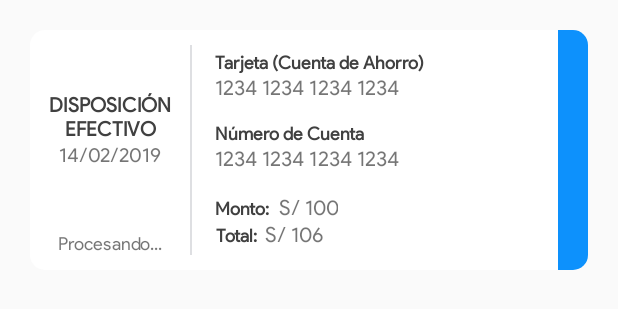
After one commit to miguelgarrafag/FinZ, an Android app: the layout item_history.xml on its own in the app's theme, with its tools: preview values and no code run, on a phone screen of 412 x 824 dp. The commit adds this screen. Shown: the top 309 px of the screen. Run offline under Robolectric (Android 15) with nearby library versions, the phone set to English and light mode, and no system bars; network calls fail.

Commit message:
item history alredy done

```diff
--- /dev/null
+++ b/app/src/main/res/drawable/shape_history_canceled.xml
@@ -0,0 +1,5 @@
+<?xml version="1.0" encoding="utf-8"?>
+<shape xmlns:android="http://schemas.android.com/apk/res/android">
+    <solid android:color="@color/colorYellow"/>
+    <corners android:bottomRightRadius="20dp" android:topRightRadius="20dp"/>
+</shape>
--- /dev/null
+++ b/app/src/main/res/drawable/shape_history_error.xml
@@ -0,0 +1,5 @@
+<?xml version="1.0" encoding="utf-8"?>
+<shape xmlns:android="http://schemas.android.com/apk/res/android">
+    <solid android:color="@color/colorRed"/>
+    <corners android:bottomRightRadius="20dp" android:topRightRadius="20dp"/>
+</shape>
--- /dev/null
+++ b/app/src/main/res/drawable/shape_history_process.xml
@@ -0,0 +1,5 @@
+<?xml version="1.0" encoding="utf-8"?>
+<shape xmlns:android="http://schemas.android.com/apk/res/android">
+    <solid android:color="@color/colorGrayDarker"/>
+    <corners android:bottomRightRadius="20dp" android:topRightRadius="20dp"/>
+</shape>
--- /dev/null
+++ b/app/src/main/res/drawable/shape_history_success.xml
@@ -0,0 +1,5 @@
+<?xml version="1.0" encoding="utf-8"?>
+<shape xmlns:android="http://schemas.android.com/apk/res/android">
+    <solid android:color="@color/colorAccent"/>
+    <corners android:bottomRightRadius="10dp" android:topRightRadius="10dp"/>
+</shape>
--- /dev/null
+++ b/app/src/main/res/layout/item_history.xml
@@ -0,0 +1,201 @@
+<?xml version="1.0" encoding="utf-8"?>
+<LinearLayout
+    xmlns:android="http://schemas.android.com/apk/res/android"
+    xmlns:app="http://schemas.android.com/apk/res-auto"
+    xmlns:tools="http://schemas.android.com/tools"
+    android:layout_width="match_parent"
+    android:layout_height="wrap_content"
+    android:orientation="vertical">
+
+    <android.support.v7.widget.CardView
+        android:layout_width="match_parent"
+        android:layout_height="wrap_content"
+        android:layout_margin="20dp"
+        android:elevation="10dp"
+        app:cardCornerRadius="10dp">
+
+        <LinearLayout
+            android:layout_width="match_parent"
+            android:layout_height="wrap_content"
+            android:orientation="horizontal">
+
+            <LinearLayout
+                android:layout_width="wrap_content"
+                android:layout_height="160dp"
+                android:layout_weight="1"
+                android:orientation="vertical">
+
+                <View
+                    android:layout_width="0dp"
+                    android:layout_height="0dp"
+                    android:layout_weight="1"
+                    tools:ignore="NestedWeights" />
+
+                <TextView
+                    android:id="@+id/title"
+                    android:layout_width="match_parent"
+                    android:layout_height="wrap_content"
+                    tools:text="DISPOSICIÓN EFECTIVO"
+                    android:gravity="center"
+                    android:textSize="13sp"
+                    android:textColor="@color/colorGrayDarker"
+                    android:textStyle="bold"/>
+
+                <TextView
+                   android:id="@+id/date"
+                    android:layout_width="match_parent"
+                    android:layout_height="wrap_content"
+                    android:gravity="center"
+                    android:textSize="13sp"
+                    tools:text="14/02/2019"/>
+
+                <View
+                    android:layout_width="0dp"
+                    android:layout_height="0dp"
+                    android:layout_weight="1"/>
+
+                <TextView
+                    android:id="@+id/status"
+                    android:layout_width="match_parent"
+                    android:layout_height="wrap_content"
+                    android:gravity="center"
+                    android:layout_marginBottom="10dp"
+                    android:textSize="12sp"
+                    tools:text="Procesando..."/>
+
+            </LinearLayout>
+
+            <View
+                android:layout_width="1dp"
+                android:layout_height="match_parent"
+                android:background="@color/colorPrimaryDark"
+                android:layout_marginTop="10dp"
+                android:layout_marginBottom="10dp"/>
+
+            <LinearLayout
+                android:layout_width="wrap_content"
+                android:layout_height="160dp"
+                android:layout_weight="2"
+                android:paddingStart="15dp"
+                android:paddingEnd="15dp"
+                android:orientation="vertical">
+
+                <View
+                    android:layout_width="0dp"
+                    android:layout_height="0dp"
+                    android:layout_weight="1"
+                    tools:ignore="NestedWeights" />
+
+                <TextView
+                    android:id="@+id/label1"
+                    android:layout_width="match_parent"
+                    android:layout_height="wrap_content"
+                    tools:text="Tarjeta (Cuenta de Ahorro)"
+                    android:textStyle="bold"
+                    android:textColor="@color/colorGrayDarker"
+                    android:textSize="12sp"/>
+
+                <TextView
+                    android:id="@+id/text1"
+                    android:layout_width="match_parent"
+                    android:layout_height="wrap_content"
+                    android:textSize="14sp"
+                    tools:text="1234 1234 1234 1234"/>
+
+                <View
+                    android:layout_width="0dp"
+                    android:layout_height="0dp"
+                    android:layout_weight="1"/>
+
+                <TextView
+                    android:id="@+id/label2"
+                    android:layout_width="match_parent"
+                    android:layout_height="wrap_content"
+                    tools:text="Número de Cuenta"
+                    android:textStyle="bold"
+                    android:textColor="@color/colorGrayDarker"
+                    android:textSize="12sp"/>
+
+                <TextView
+                    android:id="@+id/text2"
+                    android:layout_width="match_parent"
+                    android:layout_height="wrap_content"
+                    android:textSize="14sp"
+                    tools:text="1234 1234 1234 1234"/>
+
+                <View
+                    android:layout_width="0dp"
+                    android:layout_height="0dp"
+                    android:layout_weight="1"/>
+
+                <LinearLayout
+                    android:layout_width="match_parent"
+                    android:layout_height="wrap_content"
+                    android:orientation="horizontal">
+
+                    <TextView
+                        android:id="@+id/label3"
+                        android:layout_width="wrap_content"
+                        android:layout_height="wrap_content"
+                        tools:text="Monto:"
+                        android:gravity="center"
+                        android:layout_marginEnd="5dp"
+                        android:textSize="12sp"
+                        android:textStyle="bold"
+                        android:textColor="@color/colorGrayDarker" />
+
+                    <TextView
+                        android:id="@+id/text3"
+                        android:layout_width="wrap_content"
+                        android:layout_height="wrap_content"
+                        android:gravity="center"
+                        android:textSize="14sp"
+                        tools:text="S/ 100"/>
+
+                </LinearLayout>
+
+                <LinearLayout
+                    android:layout_width="match_parent"
+                    android:layout_height="wrap_content"
+                    android:orientation="horizontal">
+
+                    <TextView
+                        android:id="@+id/label4"
+                        android:layout_width="wrap_content"
+                        android:layout_height="wrap_content"
+                        tools:text="Total:"
+                        android:gravity="center"
+                        android:layout_marginEnd="5dp"
+                        android:textSize="12sp"
+                        android:textColor="@color/colorGrayDarker"
+                        android:textStyle="bold"/>
+
+                    <TextView
+                        android:id="@+id/text4"
+                        android:layout_width="wrap_content"
+                        android:layout_height="wrap_content"
+                        android:gravity="center"
+                        android:textSize="14sp"
+                        tools:text="S/ 106"/>
+
+                </LinearLayout>
+
+                <View
+                    android:layout_width="0dp"
+                    android:layout_height="0dp"
+                    android:layout_weight="1"/>
+
+            </LinearLayout>
+
+            <ImageView
+                android:id="@+id/status_color"
+                android:layout_width="20dp"
+                android:layout_height="160dp"
+                android:contentDescription="@string/app_name"
+                android:src="@drawable/shape_history_success"/>
+
+        </LinearLayout>
+
+    </android.support.v7.widget.CardView>
+
+</LinearLayout>
--- a/app/src/main/res/values/colors.xml
+++ b/app/src/main/res/values/colors.xml
@@ -18,6 +18,8 @@
     <color name="colorBackgroundEndDark">#727DBD</color>
     <color name="colorSplashInit">#0085dc</color>
     <color name="colorSplashEnd">#00d5ff</color>
+    <color name="colorRed">#FF0000</color>
+    <color name="colorYellow">#FFC107</color>
 
     <color name="colorWhite">#FFF</color>
     <color name="colorCream">#FAFAFF</color>
```
Also changed, not shown: app/src/main/java/com/finz/rest/history/RestFirebaseToken.java (added, +12 -0 lines), app/src/main/java/com/finz/rest/history/RestFirebaseTokenImpl.java (added, +91 -0 lines), app/src/main/java/com/finz/rest/history/entity/History.java (added, +38 -0 lines).
